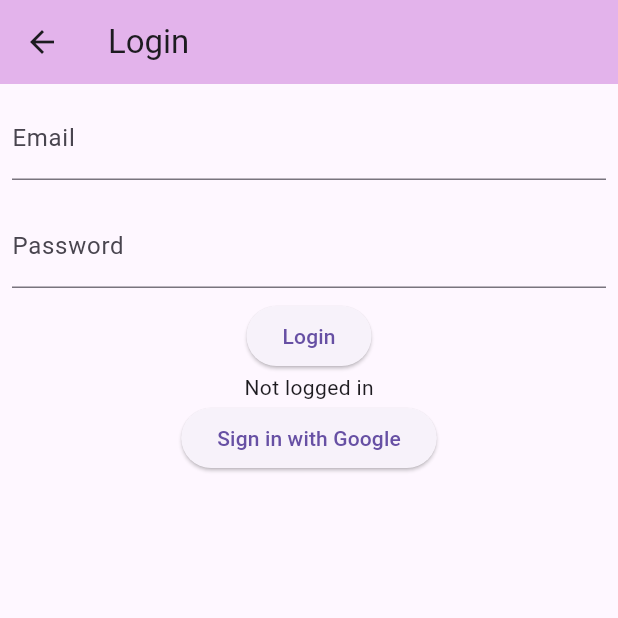
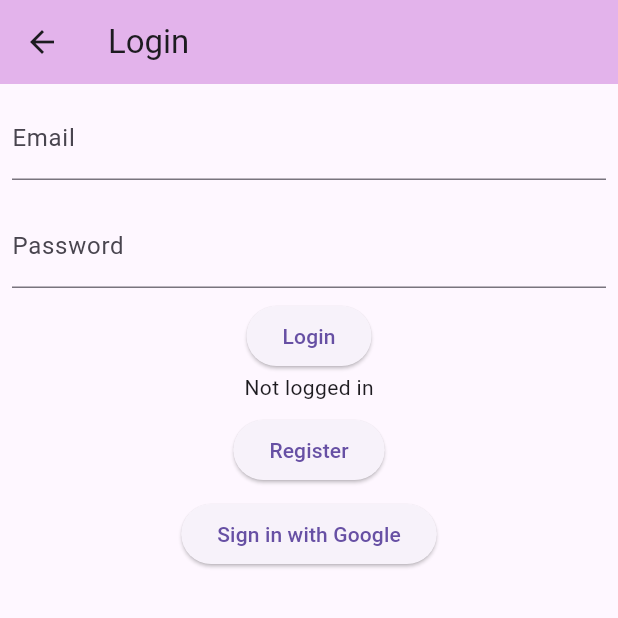
Before and after one commit to Wrth1/AOL-software-engineering, a Flutter app: the screen it shows after launch, after a tap on the "login" icon, on a phone screen of 412 x 824 dp, the top half of it. Run offline on Flutter 3.47's test engine with Material 3 defaults, Android fonts, the phone set to English and light mode, and no system bars; our stand-ins replace app_links, cloud_firestore, firebase_auth, firebase_core, google_sign_in, shared_preferences; missing offline and left inert: win32_registry; accounts and stored records are empty.

Commit message:
register feature (not finished), finishing registration should redirect to some page telling user to verify, also logging in ended up bugging

```diff
--- a/lib/home.dart
+++ b/lib/home.dart
@@ -64,7 +64,7 @@ class _NotepadHomePageState extends State<NotepadHomePage> {
           },
           child: const MouseRegion(
             cursor: SystemMouseCursors.click,
-            child: Text('Notease - v0.2 | 11 Maret 2024'),
+            child: Text('Notease - v0.3 | 16 Maret 2024'),
           ),
         ),
         backgroundColor: const Color.fromARGB(255, 227, 179, 235),
--- a/lib/login.dart
+++ b/lib/login.dart
@@ -6,7 +6,10 @@ import 'package:flutter/foundation.dart';
 import 'package:flutter/material.dart';
 import 'package:firebase_auth/firebase_auth.dart';
 import 'package:google_sign_in/google_sign_in.dart';
+import 'package:testnote/home.dart';
 import 'package:url_launcher/url_launcher.dart';
+
+import 'register.dart'; // Import the RegisterPage class
 
 class GoogleSignInArgs {
   const GoogleSignInArgs(
@@ -55,10 +58,10 @@ class _LoginPageState extends State<LoginPage> {
   final TextEditingController _emailController = TextEditingController();
   final TextEditingController _passwordController = TextEditingController();
   final FirebaseAuth _auth = FirebaseAuth.instance;
-  // bool _isLoggedIn = false;
   bool _isError = false;
   String _loggedInEmail = '';
   late StreamSubscription<Uri> listener;
+
   @override
   void initState() {
     super.initState();
@@ -72,16 +75,6 @@ class _LoginPageState extends State<LoginPage> {
         final authenticationIdToken = uri.queryParameters['id_token'];
         final authenticationAccessToken = uri.queryParameters['access_token'];
 
-        // Authentication completed, you may use the access token to
-        // access user-specific data from Google.
-        //
-        // At this step, you may want to verify that the nonce
-        // from the id token matches the one you generated previously.
-        //
-        // Example:
-        // Signing-in with Firebase Auth credentials using the retrieved
-        // id and access tokens.
-        // print("signing in...");
         setState(() {
           _loggedInEmail = "Signing you in...";
         });
@@ -100,12 +93,21 @@ class _LoginPageState extends State<LoginPage> {
     }
     _auth.authStateChanges().listen((User? user) {
       if (user != null) {
-        // if (mounted) {
-        //   setState(() {
-        //     _isLoggedIn = true;
-        //     _loggedInEmail = user.email ?? '';
-        //   });
-        // }
+        if (user.emailVerified) {
+          // Allow the user to log in
+          Navigator.pop(context); // Close the login page
+          // Navigate to the user account screen
+          Navigator.pushReplacement(
+            context,
+            MaterialPageRoute(builder: (context) => const NotepadHomePage()),
+          );
+        } else {
+          // Display a message indicating that the email is not verified
+          setState(() {
+            _isError = true;
+            _loggedInEmail = 'Please verify your email to login.';
+          });
+        }
         if (defaultTargetPlatform == TargetPlatform.macOS ||
             defaultTargetPlatform == TargetPlatform.linux ||
             defaultTargetPlatform == TargetPlatform.windows) {
@@ -165,8 +167,20 @@ class _LoginPageState extends State<LoginPage> {
             child: const Text('Login'),
           ),
           if (_isError) Text(_loggedInEmail) else const Text('Not logged in'),
-
-          // Add a Google sign-in button
+          Padding(
+            padding: const EdgeInsets.symmetric(vertical: 8.0),
+            child: ElevatedButton(
+              onPressed: () {
+                Navigator.push(
+                  context,
+                  MaterialPageRoute(
+                    builder: (context) => const RegisterPage(),
+                  ),
+                );
+              },
+              child: const Text('Register'),
+            ),
+          ),
           ElevatedButton(
             onPressed: () async {
               try {
@@ -189,50 +203,34 @@ class _LoginPageState extends State<LoginPage> {
 
   Future<bool> signInWithGoogle() async {
     if (kIsWeb) {
-      // Create a new provider
       GoogleAuthProvider googleProvider = GoogleAuthProvider();
-
-      // googleProvider
-      //     .addScope('https://www.googleapis.com/auth/contacts.readonly');
       googleProvider.setCustomParameters({'login_hint': 'user@example.com'});
-
-      // Once signed in, return the UserCredential
       _auth.signInWithPopup(googleProvider);
       return true;
     } else if (defaultTargetPlatform == TargetPlatform.android ||
         defaultTargetPlatform == TargetPlatform.iOS) {
       final GoogleSignInAccount? googleUser = await GoogleSignIn().signIn();
-
-      // Obtain the auth details from the request
       final GoogleSignInAuthentication? googleAuth =
           await googleUser?.authentication;
-
-      // Create a new credential
       final credential = GoogleAuthProvider.credential(
         accessToken: googleAuth?.accessToken,
         idToken: googleAuth?.idToken,
       );
-      // Once signed in, return the UserCredential
       _auth.signInWithCredential(credential);
       return true;
     } else if (defaultTargetPlatform == TargetPlatform.macOS ||
         defaultTargetPlatform == TargetPlatform.linux ||
         defaultTargetPlatform == TargetPlatform.windows) {
       final signInArgs = GoogleSignInArgs(
-        // The OAuth client id of your Google app.
         clientId:
             '967077780131-g9t7g577rsafrl40ko75k1i5kc435ns6.apps.googleusercontent.com',
-        // The URI to your redirect web page.
         redirectUri: 'https://notease-redirect.web.app',
-        // Basic scopes to retrieve the user's email and profile details.
         scope: [
           'https://www.googleapis.com/auth/userinfo.email',
           'https://www.googleapis.com/auth/userinfo.profile',
         ].join(' '),
         responseType: 'token id_token',
-        // Prompts the user for consent and to select an account.
         prompt: 'select_account consent',
-        // Random secure nonce to be checked after the sign-in flow completes.
         nonce: generateNonce(),
       );
       final authUri = Uri(
```
Also changed, not shown: lib/register.dart (+73 -0 lines).
